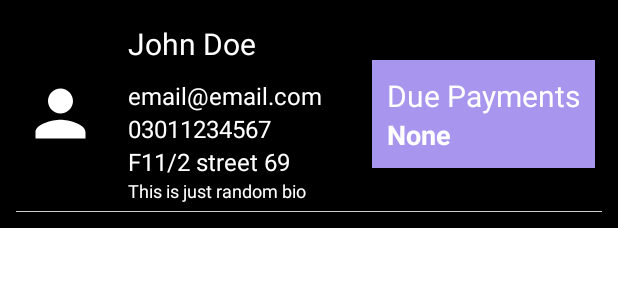
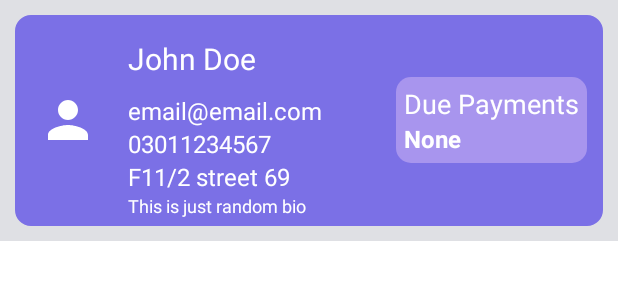
Before and after one commit to ShahabBngsh/HotelManagementApp, an Android app: the layout profile_row.xml on its own in the app's theme, with its tools: preview values and no code run, on a phone screen of 412 x 824 dp. Shown: the top 300 px of the screen. Run offline under Robolectric (Android 15) with nearby library versions, the phone set to English and light mode, and no system bars.

Commit message:
ui for customer list is slighlty changed

```diff
--- /dev/null
+++ b/app/src/main/res/drawable/card_outline.xml
@@ -0,0 +1,11 @@
+<?xml version="1.0" encoding="utf-8"?>
+<selector xmlns:android="http://schemas.android.com/apk/res/android">
+    <item>
+        <shape android:shape="rectangle">
+            <solid android:color="@color/gray"/>
+            <stroke android:width="1dp"/>
+            <corners android:radius="10dp"/>
+        </shape>
+    </item>
+
+</selector>
--- /dev/null
+++ b/app/src/main/res/drawable/card_purple.xml
@@ -0,0 +1,10 @@
+<?xml version="1.0" encoding="utf-8"?>
+<selector xmlns:android="http://schemas.android.com/apk/res/android">
+    <item>
+        <shape android:shape="rectangle">
+            <solid android:color="@color/purple_500"/>
+            <corners android:radius="10dp"/>
+        </shape>
+    </item>
+
+</selector>
--- a/app/src/main/res/layout/profile_row.xml
+++ b/app/src/main/res/layout/profile_row.xml
@@ -3,8 +3,8 @@
     xmlns:android="http://schemas.android.com/apk/res/android"
     android:layout_width="match_parent"
     android:layout_height="wrap_content"
-    android:background="@color/black"
     android:orientation="vertical"
+    android:background="@color/gray"
     android:weightSum="10">
 <!--    ////name email phone address bio-->
 
@@ -12,13 +12,15 @@
         android:layout_width="match_parent"
         android:layout_height="wrap_content"
         android:orientation="vertical"
-        android:backgroundTint="#5C5B5B"
-        android:padding="5dp">
+        android:backgroundTint="@color/purple_200"
+        android:padding="5dp"
+        android:layout_margin="10dp"
+        android:background="@drawable/card">
 
         <ImageView
             android:id="@+id/profile_row_portrait"
-            android:layout_width="50dp"
-            android:layout_height="50dp"
+            android:layout_width="40dp"
+            android:layout_height="40dp"
             android:layout_margin="10dp"
             android:layout_centerVertical="true"
             android:src="@drawable/ic_baseline_person_24"
@@ -86,9 +88,9 @@
             android:layout_alignParentTop="true"
             android:layout_centerVertical="true"
             android:layout_alignParentRight="true"
-            android:layout_marginRight="10sp"
-            android:background="@color/purple_500"
-            android:padding="10sp"
+            android:layout_marginRight="5sp"
+            android:background="@drawable/card_purple"
+            android:padding="5sp"
             >
             <TextView
                 android:id="@+id/profile_row_duetext"
@@ -96,7 +98,7 @@
                 android:layout_height="wrap_content"
                 android:textColorHint="@color/white"
                 android:textColor="@color/white"
-                android:textSize="20dp"
+                android:textSize="18dp"
                 android:hint="Due Payments"
                 />
             <TextView
@@ -107,20 +109,11 @@
                 android:textColorHint="#FFFFFF"
                 android:textColor="#FF0000"
                 android:textStyle="bold"
-                android:textSize="18dp"
+                android:textSize="16dp"
                 android:hint="None"
                 />
 
         </RelativeLayout>
-
-        <View
-            android:layout_margin="5dp"
-            android:layout_width="match_parent"
-            android:layout_height="0.5dp"
-            android:background="#D0FFFFFF"
-            android:hint="Name"
-            android:layout_below="@+id/profile_row_bio"
-            />
 
 
     </RelativeLayout>
```
